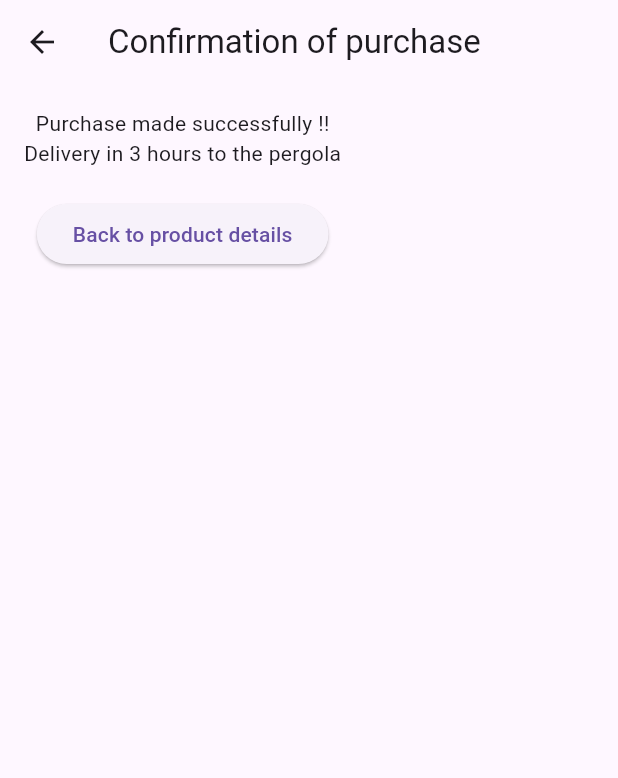
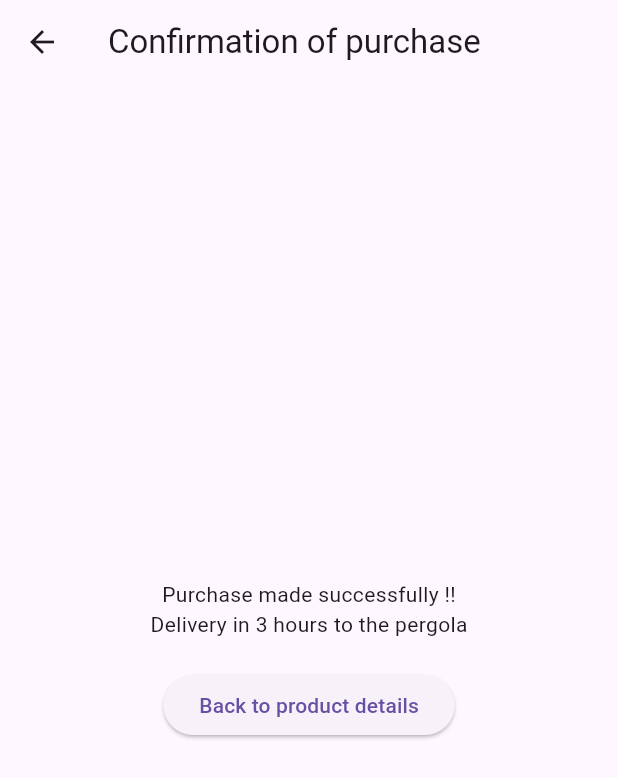
Before and after one commit to Stevy-aimery/ToolsFast, a Flutter app: the OrderPage screen opened directly with empty values, on a phone screen of 412 x 824 dp. Shown: the top 778 px of the screen. Run offline on Flutter 3.47's test engine with Material 3 defaults, Android fonts, the phone set to English and light mode, and no system bars; our stand-ins replace cloud_firestore, curved_navigation_bar; accounts and stored records are empty; network calls fail.

Commit message:
Design seeCompte and order v1

```diff
--- a/lib/pages/order.dart
+++ b/lib/pages/order.dart
@@ -1,19 +1,23 @@
 import 'package:flutter/material.dart';
 
-class OrderPage extends StatelessWidget {
+class OrderPage extends StatefulWidget {
   final List<Map<String, String>> cartItems;
 
   const OrderPage({super.key, required this.cartItems});
 
+  @override
+  _OrderPageState createState() => _OrderPageState();
+}
+
+class _OrderPageState extends State<OrderPage> {
+  @override
   @override
   Widget build(BuildContext context) {
     return Scaffold(
       appBar: AppBar(
         title: Text('Confirmation of purchase'),
       ),
-      body: SingleChildScrollView(
-        child: Padding(
-          padding: const EdgeInsets.all(16.0),
+      body: Center(
         child: Column(
           mainAxisAlignment: MainAxisAlignment.center,
           children: [
@@ -30,7 +34,6 @@ class OrderPage extends StatelessWidget {
           ],
         ),
       ),
-      ),
     );
   }
 }
```
Lines whose indentation alone changed are shown as unchanged.
